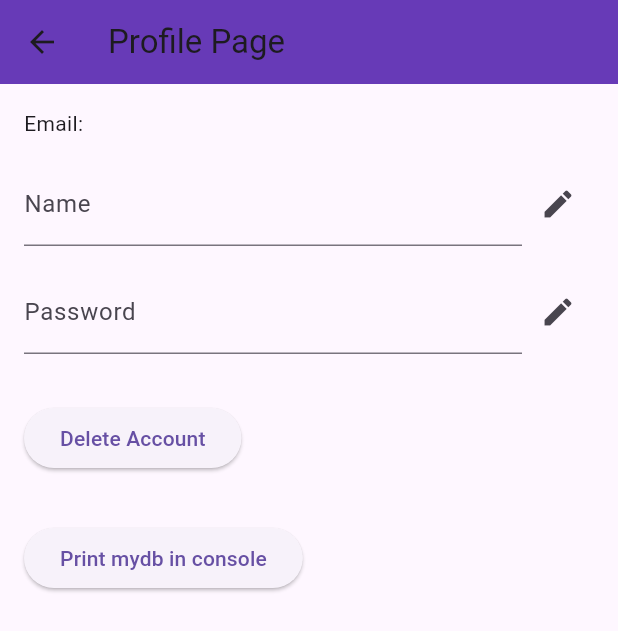
After one commit to karen-alber/car_pool_MP_Project, a Flutter app: the UserProfilePage screen opened by its route, after a tap on "Delete Account", on a phone screen of 412 x 824 dp. The commit adds this screen. Shown: the top 631 px of the screen. Run offline on Flutter 3.47's test engine with Material 3 defaults, Android fonts, the phone set to English and light mode, and no system bars; our stand-ins replace firebase_auth, firebase_core, firebase_database, sqflite; accounts and stored records are empty; network calls fail.

Commit message:
Eight Commit - Profile for user and driver using sqflite and database_helper which serves for the profiles

```diff
--- a/lib/Driver/Sign_up_Driver.dart
+++ b/lib/Driver/Sign_up_Driver.dart
@@ -2,7 +2,7 @@ import 'package:firebase_auth/firebase_auth.dart';
 import 'package:flutter/material.dart';
 import 'HomePageDriver.dart';
 import 'package:firebase_database/firebase_database.dart';
-
+import 'package:car_pool/database_helper.dart';
 
 
 class Sign_up_Driver extends StatefulWidget {
@@ -23,9 +23,22 @@ class _Sign_up_DriverState extends State<Sign_up_Driver> {
   bool loading = false;
   late DatabaseReference dbRef;
 
+  mydatabaseclass mydb = mydatabaseclass();
+  List<Map> mylist = [];
+
+  Future Reading_Database() async {
+    List<Map> response = await mydb.reading('''SELECT * FROM 'TABLE' ''');
+    mylist = [];
+    mylist.addAll(response);
+    setState(() {});
+  }
+
+
   @override
   void initState(){
+    Reading_Database();
     super.initState();
+    mydb.checking();
     dbRef = FirebaseDatabase.instance.ref().child('Drivers');
   }
 
@@ -118,7 +131,7 @@ class _Sign_up_DriverState extends State<Sign_up_Driver> {
               ),
               ElevatedButton(
                   style: const ButtonStyle(backgroundColor: MaterialStatePropertyAll(Colors.deepPurple)),
-                    onPressed: (){
+                    onPressed: () async {
                       if (mykey.currentState!.validate()) {
                         Map<String, String> Drivers = {
                           'name': namecontroller.text,
@@ -126,6 +139,13 @@ class _Sign_up_DriverState extends State<Sign_up_Driver> {
                           'password': passwordcontroller.text,
                         };
                         dbRef.push().set(Drivers);
+                        setState(() {});
+
+                        await mydb.writing('''INSERT INTO 'TABLE'
+          ('EMAIL', 'NAME', 'PASSWORD', 'TYPE') VALUES ("${emailcontroller.text}","${namecontroller.text}","${passwordcontroller.text}","Driver") ''');
+                        Reading_Database();
+                        setState(() {});
+
                         final auth = FirebaseAuth.instance;
                         auth.createUserWithEmailAndPassword(email: emailcontroller.text, password: passwordcontroller.text).then((value){
                           Navigator.pushReplacement(context,
--- a/lib/User/AvailableRidesPage.dart
+++ b/lib/User/AvailableRidesPage.dart
@@ -5,7 +5,7 @@ import 'package:firebase_auth/firebase_auth.dart';
 import 'package:intl/intl.dart';
 import 'OrderDetailsPage.dart';
 import 'MyCartPage.dart';
-import 'ProfilePage.dart';
+import 'UserProfilePage.dart';
 import 'UserHistoryPage.dart';
 
 
--- a/lib/User/HomePageUser.dart
+++ b/lib/User/HomePageUser.dart
@@ -1,7 +1,7 @@
 import 'package:car_pool/LogoutPage.dart';
 import 'package:flutter/material.dart';
 import 'MyCartPage.dart';
-import 'ProfilePage.dart';
+import 'UserProfilePage.dart';
 import 'UserHistoryPage.dart';
 import 'AvailableRidesPage.dart';
 
@@ -19,7 +19,7 @@ class _HomePageUserState extends State<HomePageUser> {
     AvailableRidesPage(),
     MyCartPage(),
     UserHistoryPage(),
-    ProfilePage(),
+    UserProfilePage(),
     LogoutPage(),
   ];
 
--- a/lib/User/Sign_up_User.dart
+++ b/lib/User/Sign_up_User.dart
@@ -3,6 +3,7 @@ import 'package:flutter/material.dart';
 import 'HomePageUser.dart';
 import 'package:firebase_core/firebase_core.dart';
 import 'package:firebase_database/firebase_database.dart';
+import 'package:car_pool/database_helper.dart';
 
 
 class Sign_up_User extends StatefulWidget {
@@ -23,9 +24,22 @@ class _Sign_up_UserState extends State<Sign_up_User> {
   bool loading = false;
   late DatabaseReference dbRef;
 
+  mydatabaseclass mydb = mydatabaseclass();
+  List<Map> mylist = [];
+
+  Future Reading_Database() async {
+    List<Map> response = await mydb.reading('''SELECT * FROM 'TABLE' ''');
+    mylist = [];
+    mylist.addAll(response);
+    setState(() {});
+  }
+
+
   @override
   void initState(){
+    Reading_Database();
     super.initState();
+    mydb.checking();
     dbRef = FirebaseDatabase.instance.ref().child('Users');
   }
 
@@ -118,7 +132,7 @@ class _Sign_up_UserState extends State<Sign_up_User> {
               ),
               ElevatedButton(
                   style: const ButtonStyle(backgroundColor: MaterialStatePropertyAll(Colors.deepPurple)),
-                    onPressed: (){
+                    onPressed: () async{
                        if (mykey.currentState!.validate()) {
                          Map<String, String> Users = {
                            'name': namecontroller.text,
@@ -126,6 +140,13 @@ class _Sign_up_UserState extends State<Sign_up_User> {
                            'password': passwordcontroller.text,
                          };
                          dbRef.push().set(Users);
+                         setState(() {});
+
+                         await mydb.writing('''INSERT INTO 'TABLE'
+          ('EMAIL', 'NAME', 'PASSWORD', 'TYPE') VALUES ("${emailcontroller.text}","${namecontroller.text}","${passwordcontroller.text}","User") ''');
+                         Reading_Database();
+                         setState(() {});
+
                          final auth = FirebaseAuth.instance;
                          auth.createUserWithEmailAndPassword(email: emailcontroller.text, password: passwordcontroller.text).then((value){
                            Navigator.pushReplacement(context,
--- /dev/null
+++ b/lib/User/UserProfilePage.dart
@@ -0,0 +1,235 @@
+import 'package:car_pool/WelcomePage.dart';
+import 'package:flutter/material.dart';
+import 'package:firebase_auth/firebase_auth.dart';
+import 'package:car_pool/database_helper.dart';
+import 'package:firebase_database/firebase_database.dart';
+
+
+class UserProfilePage extends StatefulWidget {
+  const UserProfilePage({Key? key}) : super(key: key);
+
+  @override
+  _UserProfilePageState createState() => _UserProfilePageState();
+}
+
+class _UserProfilePageState extends State<UserProfilePage> {
+  final FirebaseAuth _auth = FirebaseAuth.instance;
+  mydatabaseclass mydb = mydatabaseclass();
+  List<Map> mylist = [];
+  String? uemail;
+  late DatabaseReference dbRef;
+
+  TextEditingController nameController = TextEditingController();
+  TextEditingController passwordController = TextEditingController();
+
+  @override
+  void initState() {
+    super.initState();
+    getCurrentUser();
+    Reading_Database();
+    dbRef = FirebaseDatabase.instance.ref().child('Users');
+  }
+
+  Future Reading_Database() async {
+    List<Map> response = await mydb.reading('''SELECT * FROM 'TABLE' WHERE EMAIL = '$uemail' ''');
+    mylist = [];
+    mylist.addAll(response);
+    setState(() {});
+  }
+
+  Future<List<Map<String, dynamic>>> PrintingDatabase() async {
+    // Your database reading logic here
+    return await mydb.queryAllRows();
+  }
+
+  Future<String?> getCurrentUser() async {
+    final User? user = _auth.currentUser;
+
+    if (user != null) {
+      uemail = user.email;
+    }
+    return uemail;
+  }
+
+  Future<void> updateName() async {
+    await mydb.updating('''UPDATE 'TABLE' SET 'NAME' = '${nameController.text}' WHERE EMAIL = '$uemail' ''');
+    Reading_Database();
+    setState(() {});
+
+    DatabaseEvent snapshot = await dbRef.once(); // Use DatabaseEvent
+    // Check if the snapshot has data
+    if (snapshot.snapshot.value != null) {
+      // Perform null check before converting to Map
+      if (snapshot.snapshot.value is Map<dynamic, dynamic>) {
+        Map<String, dynamic> users =
+        Map<String, dynamic>.from(snapshot.snapshot.value as Map<dynamic, dynamic>);
+
+        // Iterate through the keys in users
+        users.forEach((key, userData) {
+          // Check if the email matches the current user's email
+          if (userData['email'] == uemail) {
+            Map<String, String> nameUpdate = {
+              'name': nameController.text
+            };
+            // Remove the user with the matching email
+            dbRef.child(key).update(nameUpdate);
+            setState(() {});
+          }
+        });
+      }
+    }
+  }
+
+  Future<void> updatePassword() async {
+    await mydb.updating('''UPDATE 'TABLE' SET 'PASSWORD' = '${passwordController.text}' WHERE EMAIL = '$uemail' ''');
+    Reading_Database();
+    setState(() {});
+
+    DatabaseEvent snapshot = await dbRef.once(); // Use DatabaseEvent
+    // Check if the snapshot has data
+    if (snapshot.snapshot.value != null) {
+      // Perform null check before converting to Map
+      if (snapshot.snapshot.value is Map<dynamic, dynamic>) {
+        Map<String, dynamic> users =
+        Map<String, dynamic>.from(snapshot.snapshot.value as Map<dynamic, dynamic>);
+
+        // Iterate through the keys in users
+        users.forEach((key, userData) async {
+          // Check if the email matches the current user's email
+          if (userData['email'] == uemail) {
+            Map<String, String> passUpdate = {
+              'password': passwordController.text,
+            };
+            // Remove the user with the matching email
+            dbRef.child(key).update(passUpdate);
+            setState(() {});
+
+            // Updating password in authentication
+            User? user = _auth.currentUser;
+            if (user != null) {
+              // Retrieve the user's current password
+              String currentPassword = userData['password'];
+
+              // Reauthenticate the user
+              AuthCredential credential = EmailAuthProvider.credential(email: uemail ?? '', password: currentPassword);
+              await user.reauthenticateWithCredential(credential);
+
+              // Update the password
+              await user.updatePassword(passwordController.text);
+            }
+            setState(() {});
+          }
+        });
+      }
+    }
+  }
+
+  Future<void> deleteAccount() async {
+    await mydb.deleting('''DELETE FROM 'TABLE' WHERE EMAIL = '$uemail' ''');
+
+    DatabaseEvent snapshot = await dbRef.once(); // Use DatabaseEvent
+    // Check if the snapshot has data
+    if (snapshot.snapshot.value != null) {
+      // Perform null check before converting to Map
+      if (snapshot.snapshot.value is Map<dynamic, dynamic>) {
+        Map<String, dynamic> users =
+        Map<String, dynamic>.from(snapshot.snapshot.value as Map<dynamic, dynamic>);
+
+        // Iterate through the keys in users
+        users.forEach((key, userData) async {
+          // Check if the email matches the current user's email
+          if (userData['email'] == uemail) {
+            // Remove the user with the matching email
+            dbRef.child(key).remove();
+            setState(() {});
+
+            // Delete the user account from Firebase Authentication
+            User? user = _auth.currentUser;
+            if (user != null) {
+              // Retrieve the user's current password
+              String currentPassword = userData['password'];
+
+              // Reauthenticate the user
+              AuthCredential credential = EmailAuthProvider.credential(email: uemail ?? '', password: currentPassword);
+              await user.reauthenticateWithCredential(credential);
+
+              // Delete the user account
+              await user.delete();
+            }
+          }
+        });
+      }
+    }
+
+    // Delete the user account from Firebase Authentication
+    User? user = _auth.currentUser;
+    if (user != null) {
+      await user.delete();
+    }
+
+    Navigator.pushReplacement(context,
+        MaterialPageRoute(builder: (context) => const WelcomePage()));
+   // Close the profile page after deletion
+  }
+
+  @override
+  Widget build(BuildContext context) {
+    return Scaffold(
+      appBar: AppBar(
+        backgroundColor: Colors.deepPurple,
+        title: Text("Profile Page"),
+      ),
+      body: Padding(
+        padding: const EdgeInsets.all(16.0),
+        child: Column(
+          crossAxisAlignment: CrossAxisAlignment.start,
+          children: [
+            Text('Email: $uemail'),
+            SizedBox(height: 16),
+            buildEditableTextField("Name", nameController, updateName),
+            SizedBox(height: 16),
+            buildEditableTextField("Password", passwordController, updatePassword),
+            SizedBox(height: 32),
+            ElevatedButton(
+              onPressed: deleteAccount,
+              child: Text("Delete Account"),
+            ),
+            SizedBox(height: 32),
+            ElevatedButton(
+              onPressed: () async{
+                List<Map<String, dynamic>> databaseData = await PrintingDatabase();
+                print("SQLite Database Data:");
+                for (var data in databaseData) {
+                  data.forEach((key, value) {
+                    print("$key: $value");
+                  });
+                }
+              },
+              child: Text("Print mydb in console"),
+            ),
+
+          ],
+        ),
+      ),
+    );
+  }
+
+  Widget buildEditableTextField(String label, TextEditingController controller, Function() onPressed) {
+    return Row(
+      children: [
+        Expanded(
+          child: TextField(
+            controller: controller,
+            decoration: InputDecoration(
+              labelText: label,
+            ),
+          ),
+        ),
+        IconButton(
+          onPressed: onPressed,
+          icon: Icon(Icons.edit),
+        ),
+      ],
+    );
+  }
+}
--- /dev/null
+++ b/lib/database_helper.dart
@@ -0,0 +1,78 @@
+import 'dart:io';
+import 'package:path/path.dart';
+import 'package:sqflite/sqflite.dart';
+import 'package:path_provider/path_provider.dart';
+
+class mydatabaseclass {
+  Database? mydb;
+
+  Future<Database?> mydbcheck() async {
+    if (mydb == null) {
+      mydb = await initiatedatabase();
+      return mydb;
+    } else {
+      return mydb;
+    }
+  }
+
+  int Version = 1;
+  initiatedatabase() async {
+    String databasedestination = await getDatabasesPath();
+    String databasepath = join(databasedestination, 'mydatabase2.db');
+    Database mydatabase = await openDatabase(
+      databasepath,
+      version: Version,
+      onCreate: (db, version) {
+        db.execute('''CREATE TABLE IF NOT EXISTS 'TABLE'(
+      'EMAIL' TEXT NOT NULL PRIMARY KEY,
+      'NAME' TEXT NOT NULL,
+      'PASSWORD' TEXT NOT NULL,
+      'TYPE' TEXT NOT NULL)
+       ''');
+        print("Database has been created");
+      },
+    );
+    return mydatabase;
+  }
+
+  Future<List<Map<String, dynamic>>> queryAllRows() async {
+    Database? somevariable = await mydbcheck();
+    return somevariable!.query('TABLE');
+  }
+
+  checking() async {
+    String databasedestination = await getDatabasesPath();
+    String databasepath = join(databasedestination, 'mydatabase2.db');
+    await databaseExists(databasepath) ? print("it exists") : print("hardluck");
+  }
+
+  reseting() async {
+    String databasedestination = await getDatabasesPath();
+    String databasepath = join(databasedestination, 'mydatabase2.db');
+    await deleteDatabase(databasepath);
+  }
+
+  reading(sql) async {
+    Database? somevariable = await mydbcheck();
+    var response = somevariable!.rawQuery(sql);
+    return response;
+  }
+
+  writing(sql) async {
+    Database? somevariable = await mydbcheck();
+    var response = somevariable!.rawInsert(sql);
+    return response;
+  }
+
+  deleting(sql) async {
+    Database? somevariable = await mydbcheck();
+    var response = somevariable!.rawDelete(sql);
+    return response;
+  }
+
+  updating(sql) async {
+    Database? somevariable = await mydbcheck();
+    var response = somevariable!.rawUpdate(sql);
+    return response;
+  }
+}
--- a/pubspec.yaml
+++ b/pubspec.yaml
@@ -16,6 +16,8 @@ dependencies:
   firebase_database: ^10.3.8
   collection: ^1.18.0
   intl: ^0.19.0
+  sqflite: ^2.3.0
+  path_provider: ^2.1.1
 
 
 dev_dependencies:
```
Also changed, not shown: lib/Driver/DriverProfilePage.dart (added, +235 -0 lines), lib/Driver/HomePageDriver.dart (+7 -0 lines), lib/User/ProfilePage.dart (deleted, +0 -24 lines), lib/main.dart (+5 -3 lines), pubspec.lock.
